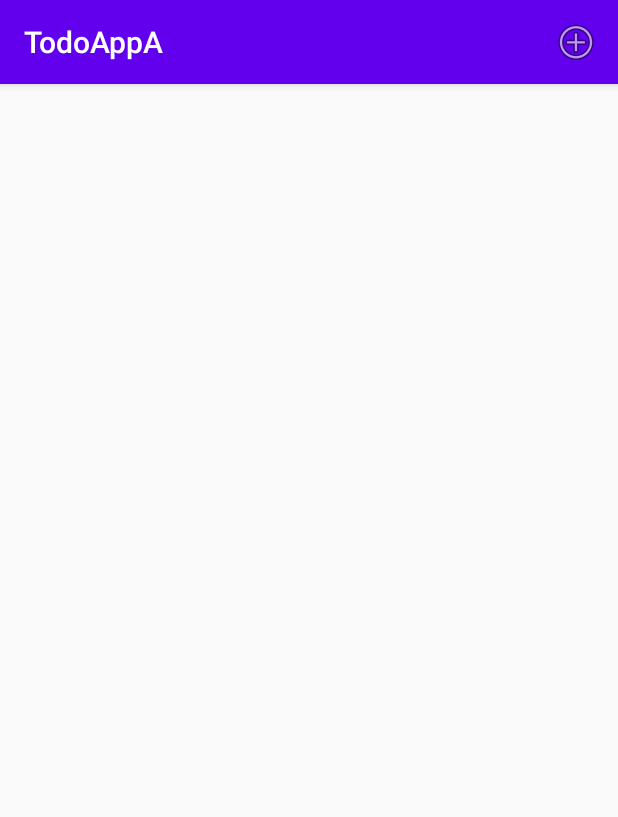
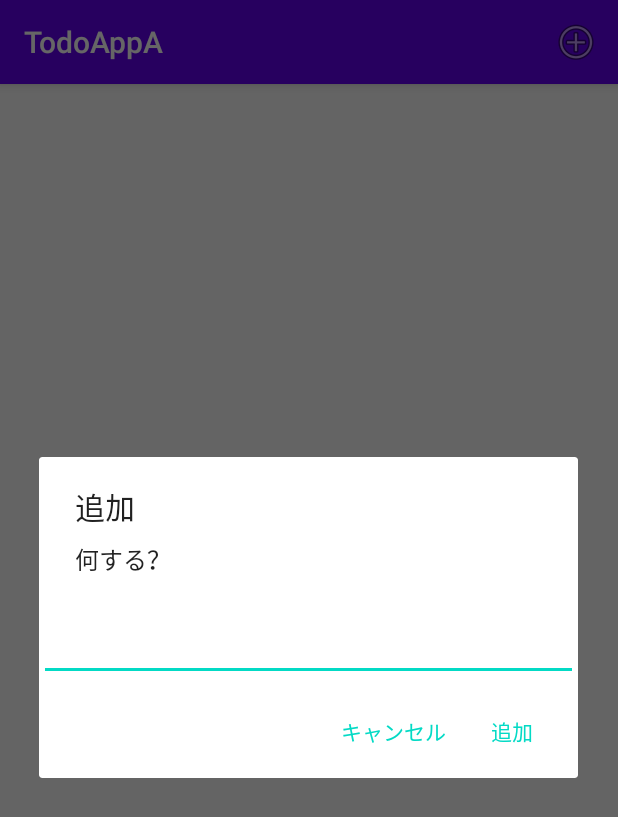
Before and after one commit to null-miraiLABO/TodoAppA, an Android app: the screen it shows after launch (MainActivity), after a tap on "Add Task", on a phone screen of 412 x 824 dp. Shown: the top 817 px of the screen. Run offline under Robolectric (Android 15) with nearby library versions, the phone set to English and light mode, and no system bars.

Commit message:
second commit

```diff
--- a/app/src/main/java/com/example/todoappa/MainActivity.java
+++ b/app/src/main/java/com/example/todoappa/MainActivity.java
@@ -1,12 +1,15 @@
 package com.example.todoappa;
 
+import androidx.appcompat.app.AlertDialog;
 import androidx.appcompat.app.AppCompatActivity;
 
+import android.content.DialogInterface;
 import android.nfc.Tag;
 import android.os.Bundle;
 import android.util.Log;
 import android.view.Menu;
 import android.view.MenuItem;
+import android.widget.EditText;
 
 public class MainActivity extends AppCompatActivity {
 
@@ -29,9 +32,28 @@ public class MainActivity extends AppCompatActivity {
         switch (item.getItemId()){
             case R.id.action_add_task:
                 Log.d((String) Tag,"Todo App 項目の追加");
+
+                final EditText taskEditText =new EditText(this);
+                AlertDialog dialog = new  AlertDialog.Builder(this)
+                        .setTitle("追加")
+                        .setMessage("何する？")
+                        .setView(taskEditText)
+                        .setPositiveButton("追加", new DialogInterface.OnClickListener() {
+                            @Override
+                            public void onClick(DialogInterface dialog, int which) {
+                                String task=String.valueOf(taskEditText.getText());
+                                Log.d((String) Tag,"追加された項目: "+task);
+                            }
+                        })
+                        //.setPositiveButton("追加",null)
+                        .setNegativeButton("キャンセル",null)
+                        .create();
+                dialog.show();
+
                 return true;
             default:
                 return super.onOptionsItemSelected(item);
+
         }
     }
 
```
Also changed, not shown: app/src/main/java/com/example/todoappa/db/TaskContract.java (added, +13 -0 lines), app/src/main/java/com/example/todoappa/db/TaskDbHelper.java (added, +12 -0 lines).
